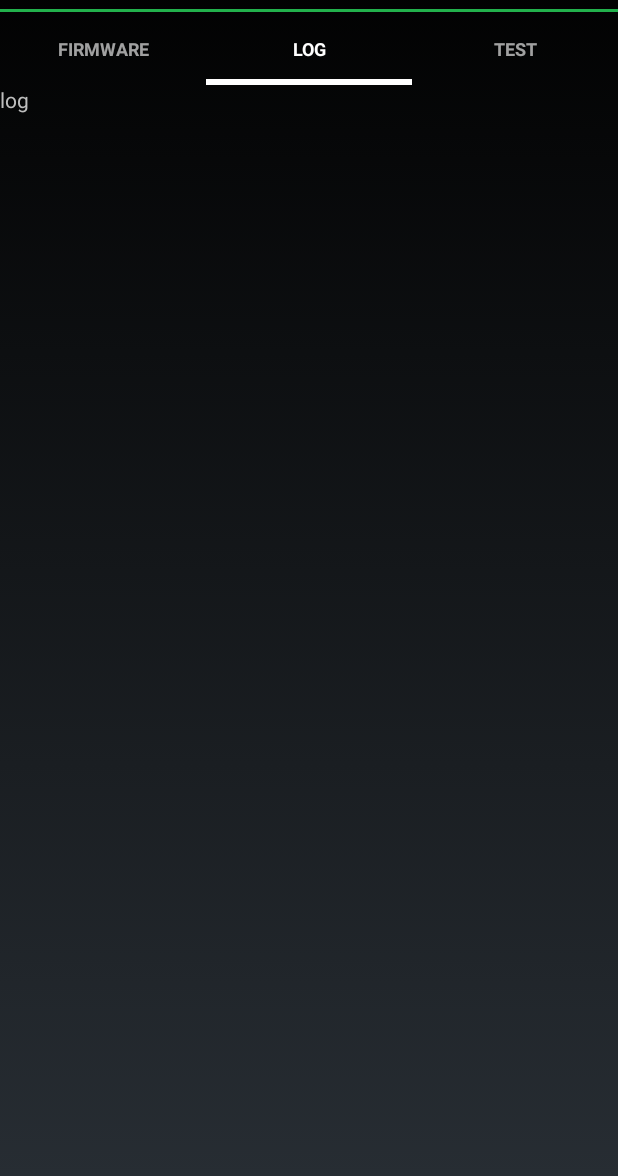
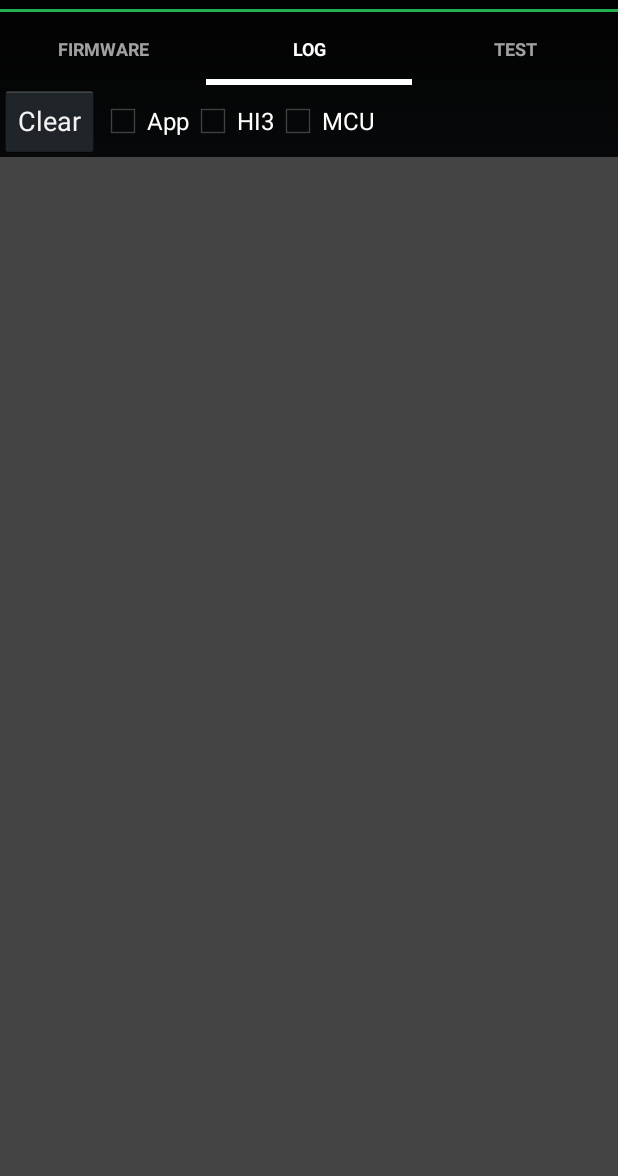
Before and after one commit to yangxipeng321/ADLALeader-Android, an Android app: the screen it shows after launch (DebugActivity), after a tap on "LOG", on a phone screen of 412 x 824 dp, the part 60-1236 px from its top. Run offline under Robolectric (Android 15) with nearby library versions, the phone set to English and light mode, and no system bars.

Commit message:
modified debug log fragment

```diff
--- a/app/src/main/java/hk/com/mobileye/jason/adlaleader/Debug/DebugActivity.java
+++ b/app/src/main/java/hk/com/mobileye/jason/adlaleader/Debug/DebugActivity.java
@@ -9,11 +9,16 @@ import android.support.v4.app.FragmentManager;
 import android.support.v4.app.FragmentPagerAdapter;
 import android.support.v4.view.PagerAdapter;
 import android.support.v4.view.ViewPager;
+import android.util.Log;
+import android.view.View;
+import android.widget.CheckBox;
 
 import hk.com.mobileye.jason.adlaleader.R;
 import hk.com.mobileye.jason.adlaleader.view.SlidingTabLayout;
 
 public class DebugActivity extends FragmentActivity {
+    private static final String TAG = "DebugActivity";
+
     @Override
     protected void onCreate(Bundle savedInstanceState) {
         super.onCreate(savedInstanceState);
--- a/app/src/main/java/hk/com/mobileye/jason/adlaleader/Debug/DebugLogFragment.java
+++ b/app/src/main/java/hk/com/mobileye/jason/adlaleader/Debug/DebugLogFragment.java
@@ -6,14 +6,22 @@ import android.support.v4.app.Fragment;
 import android.view.LayoutInflater;
 import android.view.View;
 import android.view.ViewGroup;
+import android.widget.CheckBox;
 
 import hk.com.mobileye.jason.adlaleader.R;
+import hk.com.mobileye.jason.adlaleader.common.logger.Log;
+import hk.com.mobileye.jason.adlaleader.common.logger.LogFragment;
+import hk.com.mobileye.jason.adlaleader.common.logger.LogWrapper;
+import hk.com.mobileye.jason.adlaleader.common.logger.MessageOnlyLogFilter;
 
 /**
  * A simple {@link Fragment} subclass.
  */
-public class DebugLogFragment extends Fragment {
+public class DebugLogFragment extends Fragment implements View.OnClickListener{
 
+    private static final String TAG = "DebugLogFragment";
+    private LogFragment mLogFragment;
+    MessageOnlyLogFilter msgFilter;
 
     public DebugLogFragment() {
         // Required empty public constructor
@@ -24,7 +32,47 @@ public class DebugLogFragment extends Fragment {
     public View onCreateView(LayoutInflater inflater, ViewGroup container,
                              Bundle savedInstanceState) {
         // Inflate the layout for this fragment
-        return inflater.inflate(R.layout.fragment_debug_log, container, false);
+        View view = inflater.inflate(R.layout.fragment_debug_log, container, false);
+        view.findViewById(R.id.btnClear).setOnClickListener(this);
+        view.findViewById(R.id.cbAppLog).setOnClickListener(this);
+
+        initLogging();
+
+        return view;
+    }
+
+    private void initLogging() {
+        LogWrapper logWrapper = new LogWrapper();
+        Log.setLogNode(logWrapper);
+
+        msgFilter = new MessageOnlyLogFilter();
+        logWrapper.setNext(msgFilter);
+
+        mLogFragment = (LogFragment) getActivity().getFragmentManager()
+                .findFragmentById(R.id.debug_log_fragment);
+    }
+
+
+    @Override
+    public void onClick(View v) {
+        switch (v.getId()) {
+            case R.id.btnClear:
+                mLogFragment.getLogView().setText("");
+                break;
+            case R.id.cbAppLog:
+                onCBShowLogClicked(v);
+                break;
+        }
+    }
+
+    private void onCBShowLogClicked(View view) {
+        CheckBox cb = (CheckBox) view;
+        Log.d(TAG, "checkbox is " + cb.isChecked());
+        if (cb.isChecked()) {
+            msgFilter.setNext(mLogFragment.getLogView());
+        } else {
+            msgFilter.setNext(null);
+        }
     }
 
 }
--- a/app/src/main/java/hk/com/mobileye/jason/adlaleader/MainActivity2.java
+++ b/app/src/main/java/hk/com/mobileye/jason/adlaleader/MainActivity2.java
@@ -9,7 +9,7 @@ import android.net.ConnectivityManager;
 import android.os.Bundle;
 import android.provider.Settings;
 import android.support.v4.content.LocalBroadcastManager;
-import android.util.Log;
+
 import android.view.Menu;
 import android.view.MenuItem;
 import android.view.View;
@@ -47,6 +47,7 @@ import hk.com.mobileye.jason.adlaleader.common.AM_AWS_SETUP;
 import hk.com.mobileye.jason.adlaleader.common.Constants;
 import hk.com.mobileye.jason.adlaleader.common.ExitManager;
 import hk.com.mobileye.jason.adlaleader.common.MyApplication;
+import hk.com.mobileye.jason.adlaleader.common.logger.Log;
 
 
 public class MainActivity2 extends TabActivity {
--- a/app/src/main/res/layout/fragment_debug_log.xml
+++ b/app/src/main/res/layout/fragment_debug_log.xml
@@ -1,13 +1,47 @@
-<FrameLayout xmlns:android="http://schemas.android.com/apk/res/android"
+<LinearLayout xmlns:android="http://schemas.android.com/apk/res/android"
     xmlns:tools="http://schemas.android.com/tools"
     android:layout_width="match_parent"
     android:layout_height="match_parent"
+    android:orientation="vertical"
     tools:context=".Debug.DebugLogFragment">
 
-    <!-- TODO: Update blank fragment layout -->
-    <TextView
+    <RelativeLayout
         android:layout_width="match_parent"
-        android:layout_height="match_parent"
-        android:text="log" />
+        android:layout_height="wrap_content">
+        <Button
+            android:id="@+id/btnClear"
+            android:layout_width="wrap_content"
+            android:layout_height="wrap_content"
+            android:text="Clear"/>
+        <CheckBox
+            android:id="@+id/cbAppLog"
+            android:layout_width="wrap_content"
+            android:layout_height="wrap_content"
+            android:layout_centerVertical="true"
+            android:layout_toEndOf="@id/btnClear"
+            android:layout_toRightOf="@id/btnClear"
+            android:text="App"/>
+        <CheckBox
+            android:id="@+id/cbHI3Log"
+            android:layout_width="wrap_content"
+            android:layout_height="wrap_content"
+            android:layout_centerVertical="true"
+            android:layout_toEndOf="@id/cbAppLog"
+            android:layout_toRightOf="@id/cbAppLog"
+            android:text="HI3"/>
+        <CheckBox
+            android:id="@+id/cbMCU"
+            android:layout_width="wrap_content"
+            android:layout_height="wrap_content"
+            android:layout_centerVertical="true"
+            android:layout_toEndOf="@id/cbHI3Log"
+            android:layout_toRightOf="@id/cbHI3Log"
+            android:text="MCU"/>
+    </RelativeLayout>
+    <fragment
+        android:id="@+id/debug_log_fragment"
+        android:name="hk.com.mobileye.jason.adlaleader.common.logger.LogFragment"
+        android:layout_width="match_parent"
+        android:layout_height="match_parent"/>
 
-</FrameLayout>
+</LinearLayout>
```
